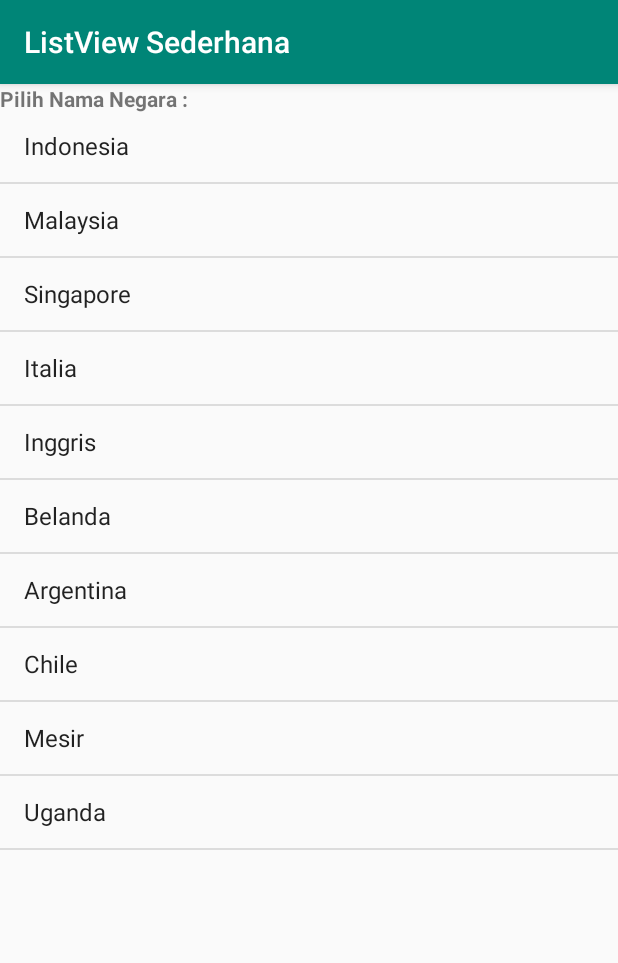
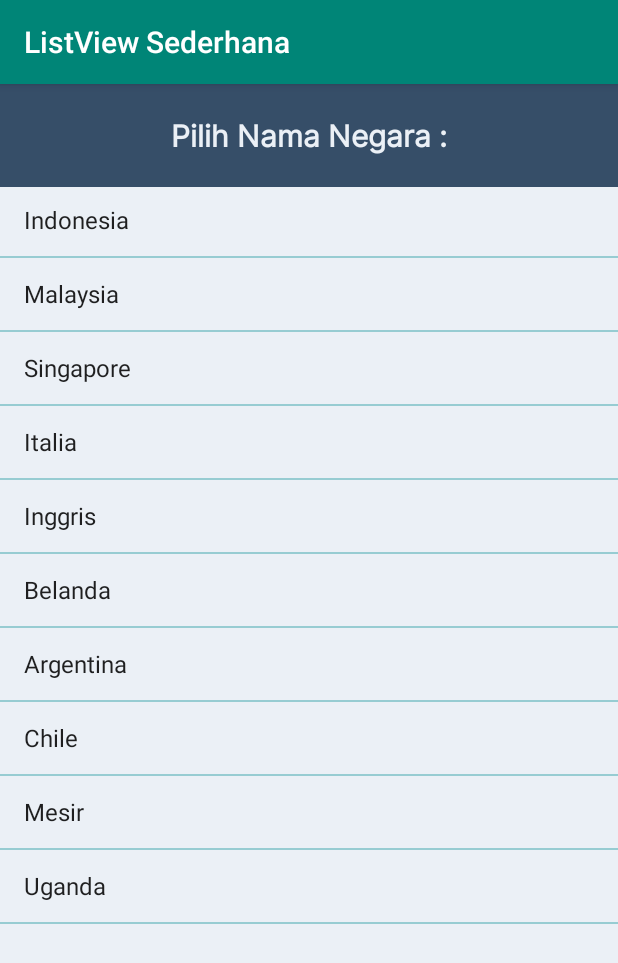
Before and after one commit to fierzahaikkal/pbo_java_android, an Android app: the ListActivity screen opened directly, with no data from a screen before it, on a phone screen of 412 x 824 dp. Shown: the top 963 px of the screen. Run offline under Robolectric (Android 15) with nearby library versions, the phone set to English and light mode, and no system bars.

Commit message:
feature: edit background, font dan size font

```diff
--- a/app/src/main/res/layout/activity_list.xml
+++ b/app/src/main/res/layout/activity_list.xml
@@ -10,15 +10,23 @@
     <ListView
         android:layout_width="match_parent"
         android:layout_height="match_parent"
-        android:layout_marginTop="17dp"
+        android:background="@color/putihPalette"
+        android:divider="@color/biruTerangPalette"
+        android:dividerHeight="1dp"
+        android:layout_marginTop="30pt"
         android:id="@+id/list_view" />
 
     <TextView
         android:text="Pilih Nama Negara :"
         android:textStyle="bold"
-        android:layout_marginBottom="16dp"
+        android:textSize="9pt"
+        android:padding="9pt"
+        android:background="@color/biruMudaPalette"
+        android:textColor="@color/putihPalette"
+        android:fontFamily="@font/inter"
         android:layout_alignParentTop="true"
-        android:layout_width="wrap_content"
+        android:gravity="center"
+        android:layout_width="match_parent"
         android:layout_height="wrap_content"
         android:id="@+id/textView"/>
 
```
